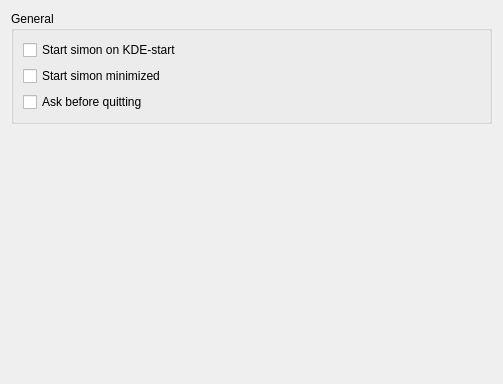
Old version of the form simon/src/simonappcore/generalsettingsdlg.ui in the repository KDE/simon.
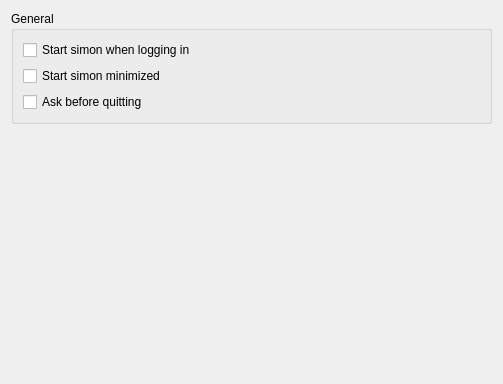
New version of the form.

Commit message: Auto-Start options should now work on windows

```diff
--- a/simon/src/simonappcore/generalsettingsdlg.ui
+++ b/simon/src/simonappcore/generalsettingsdlg.ui
@@ -29,10 +29,10 @@
         </property>
        </widget>
       </item>
-      <item row="0" column="0" >
-       <widget class="QCheckBox" name="kcfg_AutoStart" >
-        <property name="text" >
-         <string>Start simon on KDE-start</string>
+      <item row="0" column="0">
+       <widget class="QCheckBox" name="kcfg_AutoStart">
+        <property name="text">
+         <string>Start simon when logging in</string>
         </property>
        </widget>
       </item>
```
Left out of the diff: 35 changed lines with no effect on the pictures. The commit also changes 5 other files.
